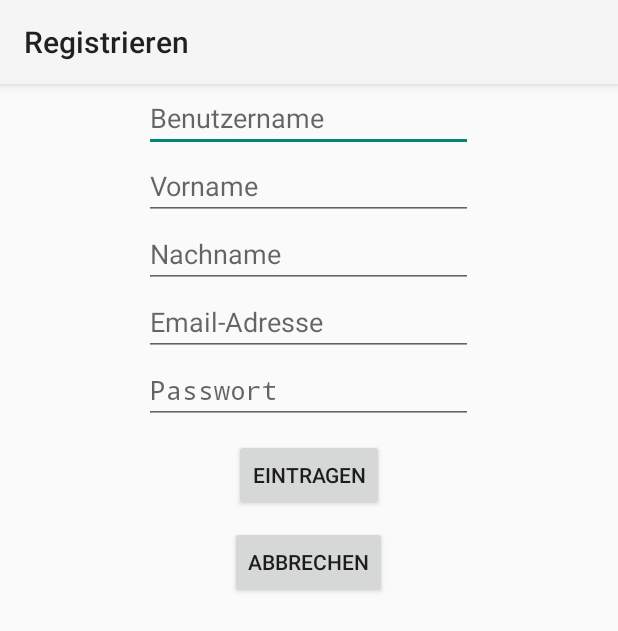
After one commit to QuizduellApp/BraunschweigerMedientageQuiz, an Android app: the Registrieren screen opened directly, with no data from a screen before it, on a phone screen of 412 x 824 dp. The commit adds this screen. Shown: the top 631 px of the screen. Run offline under Robolectric (Android 15) with nearby library versions, the light colour scheme and no system bars.

Commit message:
Probleme behoben und wieder zum Laufen gebracht!

```diff
--- a/app/build.gradle
+++ b/app/build.gradle
@@ -22,4 +22,5 @@ android {
 
 dependencies {
     compile fileTree(dir: 'libs', include: ['*.jar'])
+    compile 'com.android.support:appcompat-v7:21.0.0'
 }
--- a/app/src/main/AndroidManifest.xml
+++ b/app/src/main/AndroidManifest.xml
@@ -17,6 +17,10 @@
             <category android:name="android.intent.category.LAUNCHER" />
         </intent-filter>
     </activity>
+    <activity
+        android:name="de.braunschweig.braunschweigermedientagequiz.Registrieren"
+        android:label="@string/title_activity_registrieren" >
+    </activity>
 </application>
 
 </manifest>
--- /dev/null
+++ b/app/src/main/java/de/braunschweig/braunschweigermedientagequiz/Registrieren.java
@@ -0,0 +1,72 @@
+package de.braunschweig.braunschweigermedientagequiz;
+
+import java.net.URI;
+import java.net.URISyntaxException;
+
+import java.io.IOException;
+import org.apache.http.HttpResponse;
+import org.apache.http.client.ClientProtocolException;
+import org.apache.http.client.HttpClient;
+import org.apache.http.client.methods.HttpGet;
+import org.apache.http.impl.client.DefaultHttpClient;
+
+
+import android.os.Bundle;
+import android.content.Intent;
+import android.app.Activity;
+import android.app.Dialog;
+import android.app.ProgressDialog;
+import android.view.View;
+import android.widget.Button;
+import android.widget.EditText;
+import android.widget.Toast;
+
+
+/**
+ * Created by Dennis on 18.11.14.
+ */
+public class Registrieren extends Activity{
+    ProgressDialog dialog;
+    public void onCreate(Bundle savedInstanceState) {
+        super.onCreate(savedInstanceState);
+        setContentView(R.layout.activity_registrieren);
+
+        Button eintragen = (Button) findViewById(R.id.buttonEintragen);
+        eintragen.setOnClickListener(new View.OnClickListener() {
+
+            public void onClick(View view1) {
+                EditText editUsername = (EditText) findViewById(R.id.editUsername);
+                EditText editFirstName = (EditText) findViewById(R.id.editFirstName);
+                EditText editLastName = (EditText) findViewById(R.id.editLastName);
+                EditText editEmail = (EditText) findViewById(R.id.editEmail);
+                EditText editPassword = (EditText) findViewById(R.id.editPassword);
+                //	EditText editPWiederholung = (EditText) findViewById(R.id.editPWiederholung);
+// BLA
+
+                /**
+                 * Fehlermeldung falls nicht alle Felder ausgefuellt sind!
+                 **/
+                if ( editUsername.length() == 0
+                        || editFirstName.length() == 0
+                        || editLastName.length() == 0
+                        || editEmail.length() == 0
+                        || editPassword.length() == 0
+                    //	 || editPWiederholung.length() == 0
+                        ) {
+                    Toast.makeText(Registrieren.this, "Bitte fuellen Sie alle Felder aus!", Toast.LENGTH_LONG).show();
+                }
+            }
+        });
+
+
+        Button abbrechen = (Button) findViewById(R.id.buttonAbbrechen);
+        abbrechen.setOnClickListener(new View.OnClickListener() {
+            public void onClick(View view) {
+                Intent myIntent = new Intent(view.getContext(),
+                        MainActivity.class);
+                startActivityForResult(myIntent, 0);
+            }
+
+        });
+    }
+}
--- /dev/null
+++ b/app/src/main/res/layout/activity_registrieren.xml
@@ -0,0 +1,71 @@
+<?xml version="1.0" encoding="utf-8"?>
+<LinearLayout xmlns:android="http://schemas.android.com/apk/res/android"
+    android:orientation="vertical" android:layout_width="match_parent"
+    android:layout_height="match_parent">
+
+
+    <EditText
+        android:layout_width="219dp"
+        android:layout_height="wrap_content"
+        android:id="@+id/editUsername"
+        android:hint="@string/edit_text_username"
+        android:layout_gravity="center_horizontal" />
+
+    <EditText
+        android:layout_width="219dp"
+        android:layout_height="wrap_content"
+        android:layout_gravity="center_horizontal"
+        android:inputType="textPersonName"
+        android:ems="10"
+        android:id="@+id/editFirstName"
+        android:hint="@string/edit_text_firstname"/>
+
+    <EditText
+        android:layout_width="219dp"
+        android:layout_height="wrap_content"
+        android:layout_gravity="center_horizontal"
+        android:inputType="textPersonName"
+        android:ems="10"
+        android:id="@+id/editLastName"
+        android:hint="@string/edit_text_lastname"/>
+
+    <EditText
+        android:layout_width="219dp"
+        android:layout_height="wrap_content"
+        android:layout_gravity="center_horizontal"
+        android:inputType="textEmailAddress"
+        android:ems="10"
+        android:id="@+id/editEmail"
+        android:hint="@string/edit_text_e_mail"/>
+
+    <EditText
+        android:layout_width="219dp"
+        android:layout_height="wrap_content"
+        android:inputType="textPassword"
+        android:ems="10"
+        android:id="@+id/editPassword"
+        android:hint="@string/edit_text_password"
+        android:layout_gravity="center_horizontal" />
+
+    <Button
+        android:layout_width="wrap_content"
+        android:layout_height="wrap_content"
+        android:id="@+id/buttonEintragen"
+        android:layout_below="@+id/buttonEintragen"
+        android:layout_centerHorizontal="true"
+        android:text="Eintragen"
+        android:layout_marginTop="10dp"
+        android:layout_gravity="center_horizontal" />
+
+    <Button
+        android:layout_width="wrap_content"
+        android:layout_height="wrap_content"
+        android:id="@+id/buttonAbbrechen"
+        android:layout_below="@+id/buttonAbbrechen"
+        android:layout_centerHorizontal="true"
+        android:text="Abbrechen"
+        android:layout_marginTop="10dp"
+        android:layout_gravity="center_horizontal" />
+
+
+</LinearLayout>
--- a/app/src/main/res/values/strings.xml
+++ b/app/src/main/res/values/strings.xml
@@ -2,12 +2,18 @@
 <resources>
 
     <string name="app_name">Braunschweiger Medientage Quiz</string>
-    <string name="hello_world">Hello world!</string>
     <string name="action_settings">Settings</string>
     <string name="button_facebook_login">Facebook Login</string>
     <string name="button_benutzer_anmelden">Neuen Benutzer anlegen</string>
     <string name="button_login">Login</string>
     <string name="edit_text_email">Ihre E-Mail-Adresse</string>
     <string name="edit_text_passwort">Ihr Passwort</string>
+    <!--Registieren.class -->
+    <string name="title_activity_registrieren">Registrieren</string>
+    <string name="edit_text_username">Benutzername</string>
+    <string name="edit_text_firstname">Vorname</string>
+    <string name="edit_text_lastname">Nachname</string>
+    <string name="edit_text_e_mail">Email-Adresse</string>
+    <string name="edit_text_password">Passwort</string>
 
 </resources>
```
Also changed, not shown: app/src/main/java/de/braunschweig/braunschweigermedientagequiz/MainActivity.java (+15 -1 lines), app/src/main/res/menu/menu_registrieren.xml (added, +7 -0 lines), 1 other file. Lines whose indentation alone changed are shown as unchanged.
